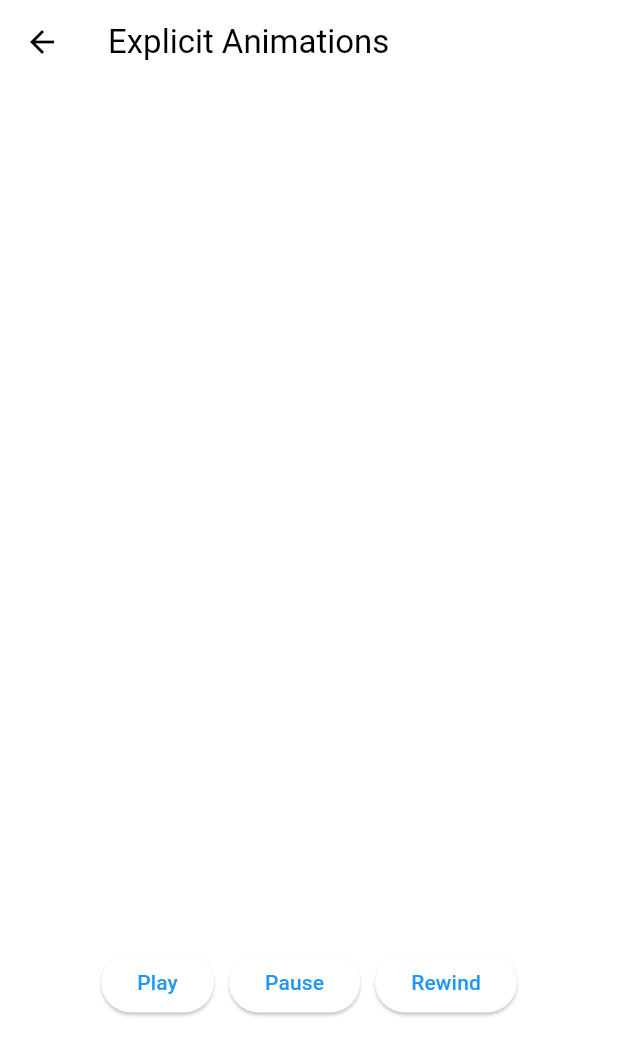
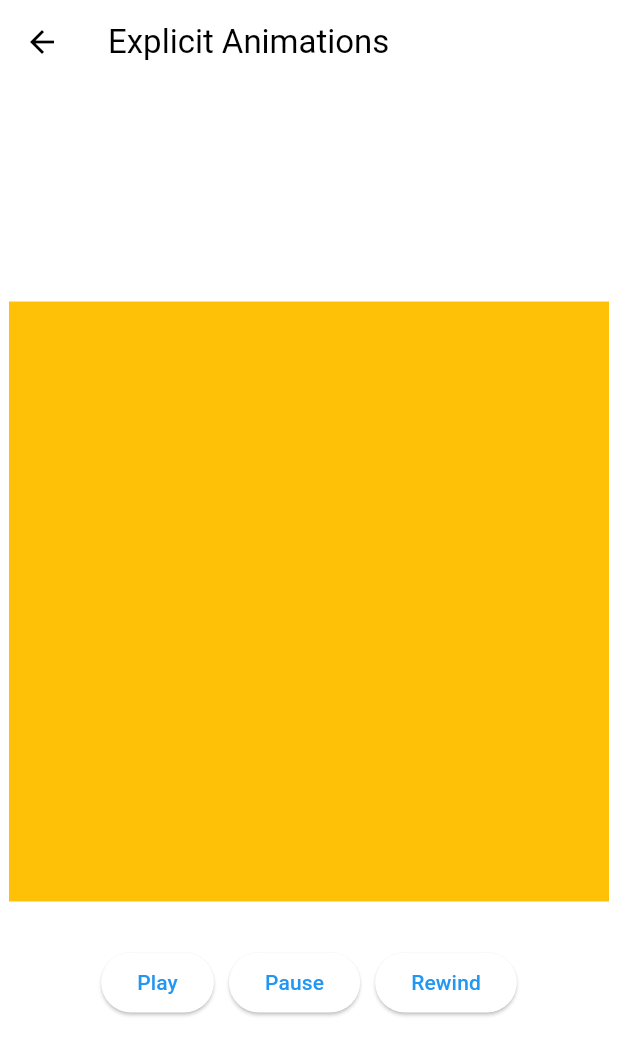
Before and after one commit to moztiq/nc-flutter-animations, a Flutter app: the ExplicitAnimationsScreen screen opened directly, on a phone screen of 412 x 824 dp. Shown: the top 1055 px of the screen. Run offline on Flutter 3.47's test engine with Material 3 defaults, Android fonts, the phone set to English and light mode, and no system bars.

Commit message:
ColorTween

```diff
--- a/lib/screens/explicit_animations_screen.dart
+++ b/lib/screens/explicit_animations_screen.dart
@@ -12,8 +12,12 @@ class _ExplicitAnimationsScreenState extends State<ExplicitAnimationsScreen>
     with SingleTickerProviderStateMixin {
   late final AnimationController _animationController = AnimationController(
     vsync: this,
-    duration: const Duration(seconds: 10),
+    duration: const Duration(seconds: 2),
   );
+  late final Animation<Color?> _color = ColorTween(
+    begin: Colors.amber,
+    end: Colors.red,
+  ).animate(_animationController);
 
   void _play() {
     _animationController.forward();
@@ -43,15 +47,12 @@ class _ExplicitAnimationsScreenState extends State<ExplicitAnimationsScreen>
           mainAxisAlignment: MainAxisAlignment.center,
           children: [
             AnimatedBuilder(
-              animation: _animationController,
+              animation: _color,
               builder: (BuildContext context, Widget? child) {
-                return Opacity(
-                  opacity: _animationController.value,
-                  child: Container(
-                    color: Colors.amber,
-                    width: 400,
-                    height: 400,
-                  ),
+                return Container(
+                  color: _color.value,
+                  width: 400,
+                  height: 400,
                 );
               },
             ),
```
